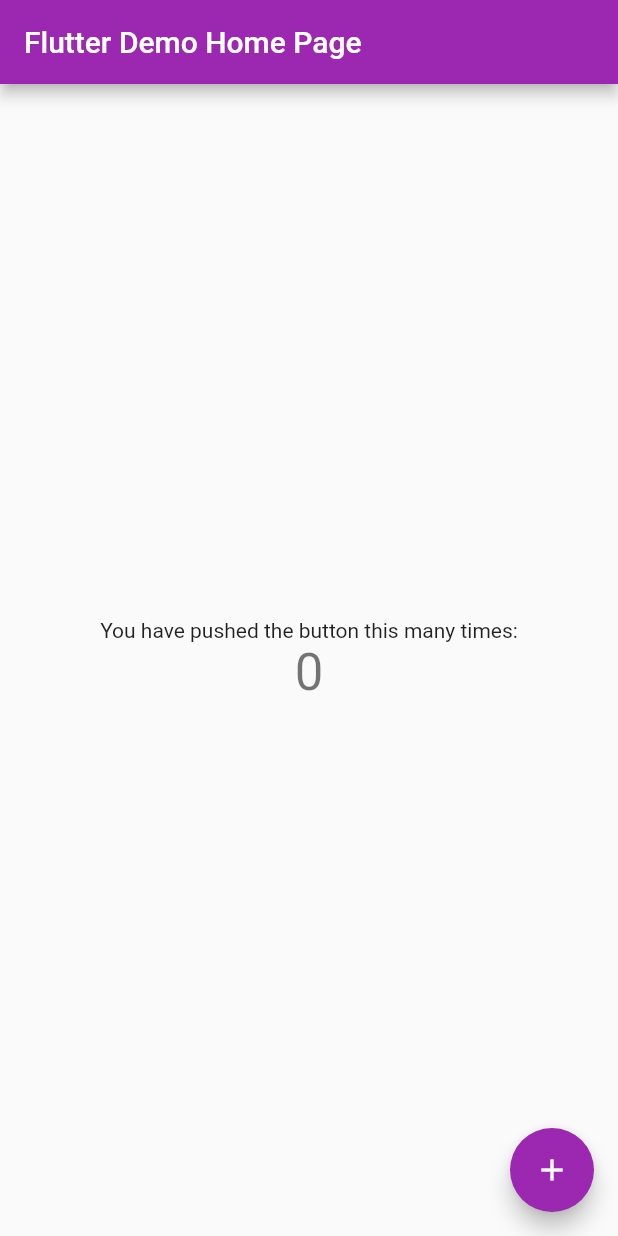
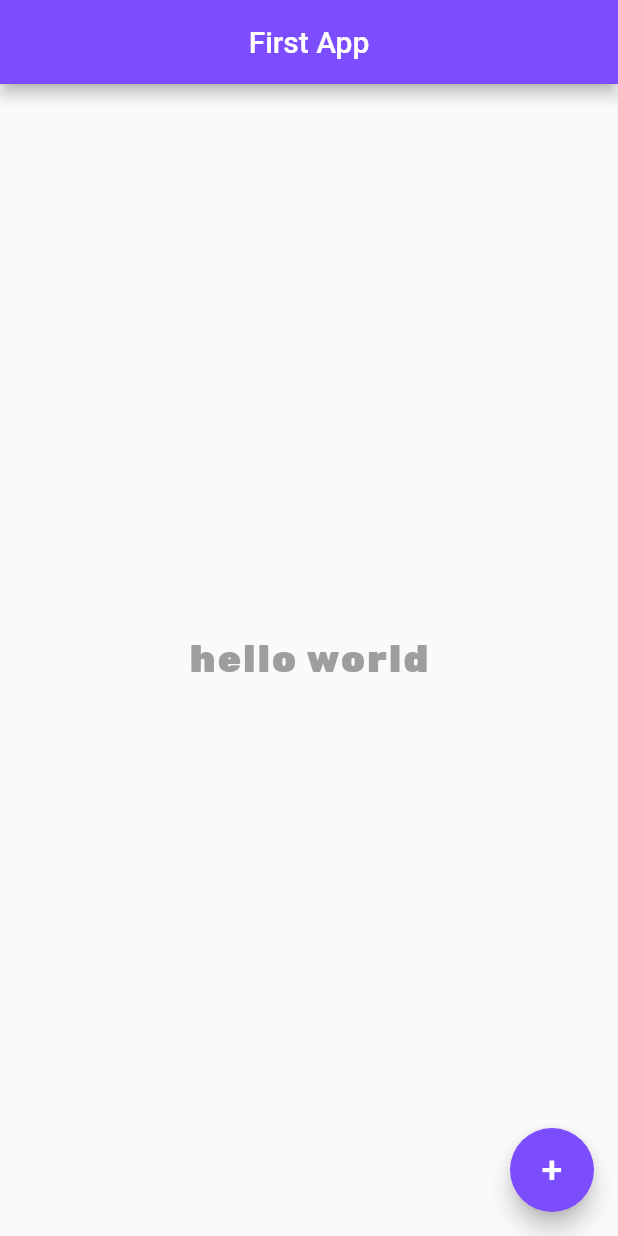
Before and after one commit to lfcoppola/flutter, a Flutter app: the screen it shows after launch, on a phone screen of 412 x 824 dp. Run offline on Flutter 3.47's test engine with Material 2 defaults, Android fonts, the phone set to English and light mode, and no system bars.

Commit message:
hello world

```diff
--- a/lib/main.dart
+++ b/lib/main.dart
@@ -1,115 +1,40 @@
 import 'package:flutter/material.dart';
 
-void main() {
-  runApp(const MyApp());
-}
+void main() => runApp(MaterialApp(home: Home()));
 
-class MyApp extends StatelessWidget {
-  const MyApp({Key? key}) : super(key: key);
+class Home extends StatelessWidget {
+  const Home({Key? key}) : super(key: key);
 
-  // This widget is the root of your application.
   @override
   Widget build(BuildContext context) {
-    return MaterialApp(
-      title: 'Flutter Demo',
-      theme: ThemeData(
-        // This is the theme of your application.
-        //
-        // Try running your application with "flutter run". You'll see the
-        // application has a blue toolbar. Then, without quitting the app, try
-        // changing the primarySwatch below to Colors.green and then invoke
-        // "hot reload" (press "r" in the console where you ran "flutter run",
-        // or simply save your changes to "hot reload" in a Flutter IDE).
-        // Notice that the counter didn't reset back to zero; the application
-        // is not restarted.
-        primarySwatch: Colors.purple,
+    return Scaffold(
+      appBar: AppBar(
+        title: const Text(
+          'First App',
+        ),
+        centerTitle: true,
+        backgroundColor: Colors.deepPurpleAccent,
       ),
-      home: const MyHomePage(title: 'Flutter Demo Home Page'),
+      body: const Center(
+        child: Text(
+          'hello world',
+          style: TextStyle(
+            fontSize: 25.0,
+            fontWeight: FontWeight.bold,
+            letterSpacing: 1.5,
+            color: Colors.grey,
+            fontFamily: 'Rubik',
+          ),
+        ),
+      ),
+      floatingActionButton: FloatingActionButton(
+        onPressed: () {},
+        child: const Text('+',
+            style: TextStyle(
+              fontSize: 25.0,
+            )),
+        backgroundColor: Colors.deepPurpleAccent,
+      ),
     );
   }
 }
-
-class MyHomePage extends StatefulWidget {
-  const MyHomePage({Key? key, required this.title}) : super(key: key);
-
-  // This widget is the home page of your application. It is stateful, meaning
-  // that it has a State object (defined below) that contains fields that affect
-  // how it looks.
-
-  // This class is the configuration for the state. It holds the values (in this
-  // case the title) provided by the parent (in this case the App widget) and
-  // used by the build method of the State. Fields in a Widget subclass are
-  // always marked "final".
-
-  final String title;
-
-  @override
-  State<MyHomePage> createState() => _MyHomePageState();
-}
-
-class _MyHomePageState extends State<MyHomePage> {
-  int _counter = 0;
-
-  void _incrementCounter() {
-    setState(() {
-      // This call to setState tells the Flutter framework that something has
-      // changed in this State, which causes it to rerun the build method below
-      // so that the display can reflect the updated values. If we changed
-      // _counter without calling setState(), then the build method would not be
-      // called again, and so nothing would appear to happen.
-      _counter++;
-    });
-  }
-
-  @override
-  Widget build(BuildContext context) {
-    // This method is rerun every time setState is called, for instance as done
-    // by the _incrementCounter method above.
-    //
-    // The Flutter framework has been optimized to make rerunning build methods
-    // fast, so that you can just rebuild anything that needs updating rather
-    // than having to individually change instances of widgets.
-    return Scaffold(
-      appBar: AppBar(
-        // Here we take the value from the MyHomePage object that was created by
-        // the App.build method, and use it to set our appbar title.
-        title: Text(widget.title),
-      ),
-      body: Center(
-        // Center is a layout widget. It takes a single child and positions it
-        // in the middle of the parent.
-        child: Column(
-          // Column is also a layout widget. It takes a list of children and
-          // arranges them vertically. By default, it sizes itself to fit its
-          // children horizontally, and tries to be as tall as its parent.
-          //
-          // Invoke "debug painting" (press "p" in the console, choose the
-          // "Toggle Debug Paint" action from the Flutter Inspector in Android
-          // Studio, or the "Toggle Debug Paint" command in Visual Studio Code)
-          // to see the wireframe for each widget.
-          //
-          // Column has various properties to control how it sizes itself and
-          // how it positions its children. Here we use mainAxisAlignment to
-          // center the children vertically; the main axis here is the vertical
-          // axis because Columns are vertical (the cross axis would be
-          // horizontal).
-          mainAxisAlignment: MainAxisAlignment.center,
-          children: <Widget>[
-            const Text(
-              'You have pushed the button this many times:',
-            ),
-            Text(
-              '$_counter',
-              style: Theme.of(context).textTheme.headline4,
-            ),
-          ],
-        ),
-      ),
-      floatingActionButton: FloatingActionButton(
-        onPressed: _incrementCounter,
-        tooltip: 'Increment',
-        child: const Icon(Icons.add),
-      ), // This trailing comma makes auto-formatting nicer for build methods.
-    );
-  }
-}
```
Also changed, not shown: pubspec.yaml (+6 -11 lines), fonts/Rubik/Rubik-Black.ttf (added), fonts/Rubik/Rubik-BlackItalic.ttf (added), fonts/Rubik/Rubik-Bold.ttf (added), fonts/Rubik/Rubik-BoldItalic.ttf (added), fonts/Rubik/Rubik-ExtraBold.ttf (added), fonts/Rubik/Rubik-ExtraBoldItalic.ttf (added), fonts/Rubik/Rubik-Italic.ttf (added), fonts/Rubik/Rubik-Light.ttf (added), fonts/Rubik/Rubik-LightItalic.ttf (added), fonts/Rubik/Rubik-Medium.ttf (added), fonts/Rubik/Rubik-MediumItalic.ttf (added), fonts/Rubik/Rubik-Regular.ttf (added), fonts/Rubik/Rubik-SemiBold.ttf (added), 1 more files.
